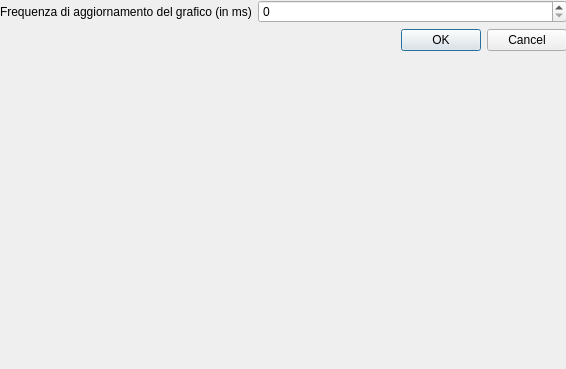
This is Code/GUI/FrequDisplay.ui in sato96/Ecg_Reader_App as Qt 5 draws it before an edit. The edited form follows.
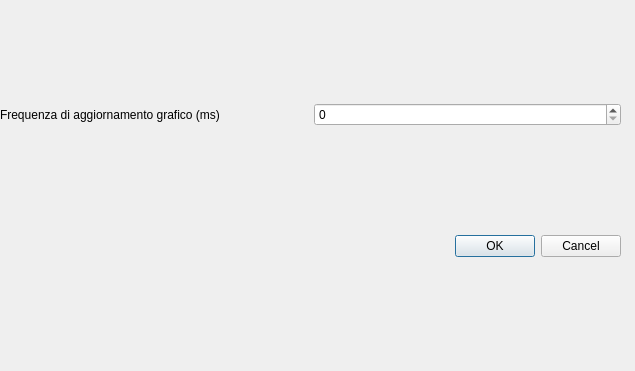
This is the edited form.

Commit message: Added configurations uis, created new class to handle pop up messages

```diff
--- a/Code/GUI/FrequDisplay.ui
+++ b/Code/GUI/FrequDisplay.ui
@@ -6,8 +6,8 @@
    <rect>
     <x>0</x>
     <y>0</y>
-    <width>566</width>
-    <height>369</height>
+    <width>635</width>
+    <height>371</height>
    </rect>
   </property>
   <property name="windowTitle">
@@ -18,32 +18,41 @@
     <rect>
      <x>0</x>
      <y>0</y>
-     <width>567</width>
-     <height>369</height>
+     <width>621</width>
+     <height>361</height>
     </rect>
    </property>
-   <layout class="QFormLayout" name="formLayout">
-    <item row="0" column="0">
+   <layout class="QHBoxLayout" name="horizontalLayout">
+    <item>
+     <layout class="QVBoxLayout" name="verticalLayout">
+      <item>
+       <layout class="QHBoxLayout" name="horizontalLayout_2">
+        <item>
      <widget class="QLabel" name="label">
       <property name="text">
-       <string>Frequenza di aggiornamento del grafico (in ms)</string>
+           <string>Frequenza di aggiornamento grafico (ms)</string>
       </property>
      </widget>
     </item>
-    <item row="0" column="1">
-     <widget class="QSpinBox" name="spinBox"/>
-    </item>
-    <item row="1" column="1">
+        <item>
+         <widget class="QSpinBox" name="spinBox">
+          <property name="maximum">
+           <number>10000</number>
+          </property>
+         </widget>
+        </item>
+       </layout>
+      </item>
+      <item>
      <widget class="QDialogButtonBox" name="buttonBox">
-      <property name="orientation">
-       <enum>Qt::Horizontal</enum>
-      </property>
       <property name="standardButtons">
        <set>QDialogButtonBox::Cancel|QDialogButtonBox::Ok</set>
       </property>
      </widget>
     </item>
    </layout>
+    </item>
+   </layout>
   </widget>
  </widget>
  <resources/>
```
Left out of the diff: 37 changed lines with no effect on the pictures. Lines whose indentation alone changed are shown as unchanged. The commit also changes 2 other files.
